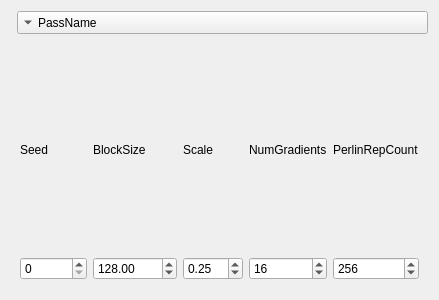
Before: the Qt Designer form ProcGen/Widgets/PerlinPassWidget.ui in nitzryan/ProcGen, drawn with Qt 5.
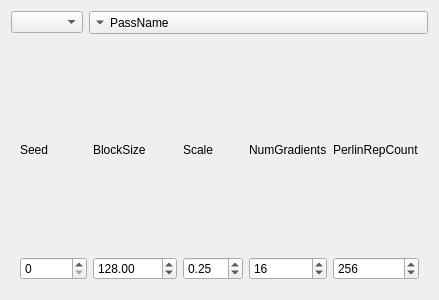
After: the same form once the commit is applied.

```diff
--- a/ProcGen/Widgets/PerlinPassWidget.ui
+++ b/ProcGen/Widgets/PerlinPassWidget.ui
@@ -175,6 +175,9 @@
      </layout>
     </widget>
    </item>
+   <item row="0" column="0">
+    <widget class="QComboBox" name="cbPosition"/>
+   </item>
   </layout>
  </widget>
  <resources/>
```
